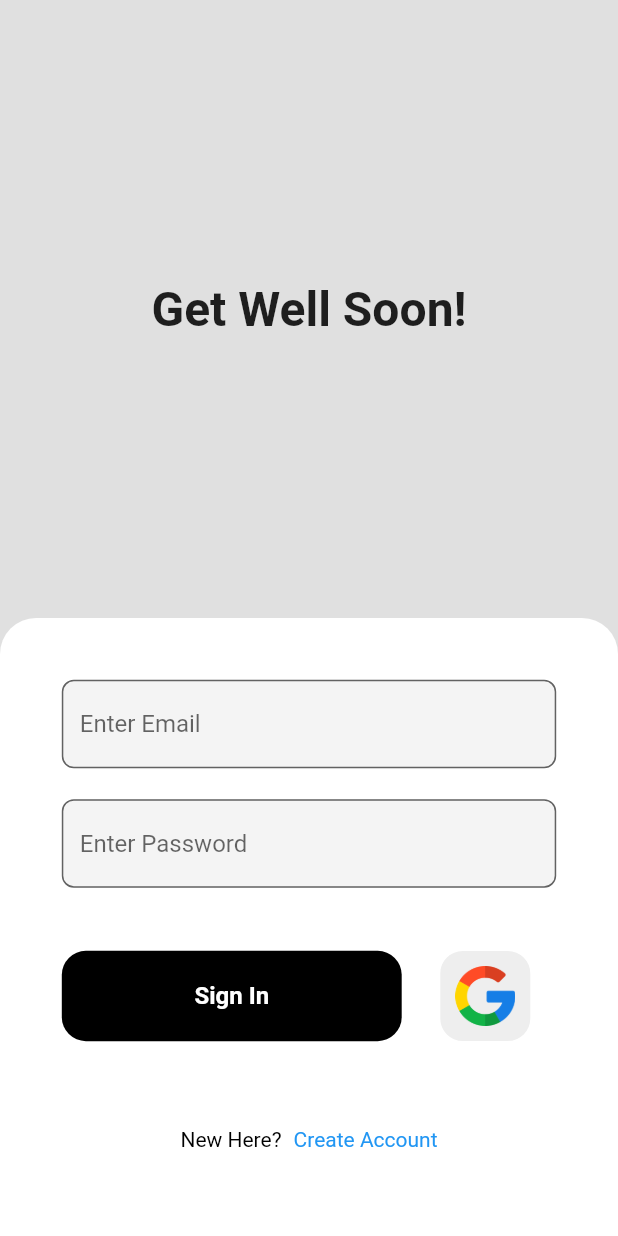
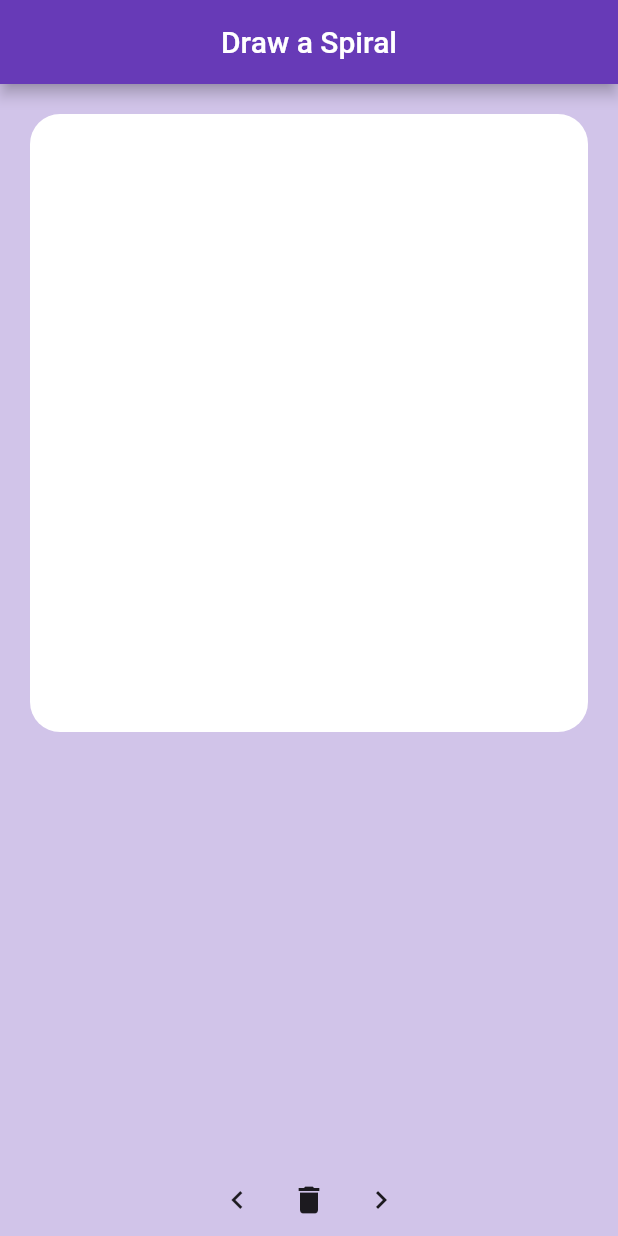
Before and after one commit to AmanSanatan/HeyDoc, a Flutter app: the screen it shows after launch, on a phone screen of 412 x 824 dp. Run offline on Flutter 3.47's test engine with Material 2 defaults, Android fonts, the light colour scheme and no system bars; drawn by our look-alikes of screenshot; our stand-ins replace firebase_auth, firebase_core, firebase_storage, flutter_riverpod, flutter_spinkit, freezed_annotation and 3 more; accounts and stored records are empty.

Commit message:
paint screen finally

```diff
--- a/heydocapp/lib/domain/usecase/post_pic_firebase_usecase.dart
+++ b/heydocapp/lib/domain/usecase/post_pic_firebase_usecase.dart
@@ -3,7 +3,7 @@ import 'dart:io';
 import 'package:firebase_storage/firebase_storage.dart';
 import 'package:flutter_riverpod/flutter_riverpod.dart';
 
-enum PictureType { patientImage }
+enum PictureType { patientImage, spiral, wave }
 
 final postPicFirebaseUseCaseProvider =
     Provider((ref) => PostPicFirebaseUsecase());
--- a/heydocapp/lib/main.dart
+++ b/heydocapp/lib/main.dart
@@ -1,7 +1,7 @@
 import 'package:firebase_core/firebase_core.dart';
 import 'package:flutter/material.dart';
 import 'package:flutter_riverpod/flutter_riverpod.dart';
-import 'package:heydocapp/presentation/login/login_screen.dart';
+import 'package:heydocapp/presentation/painting/paint_screen.dart';
 import 'package:heydocapp/presentation/register/register_screen_vm.dart';
 
 import 'domain/usecase/httppost_patient_usecase.dart';
@@ -55,7 +55,7 @@ class MyApp extends ConsumerWidget {
         // is not restarted.
         primarySwatch: Colors.blue,
       ),
-      home: const LoginScreen(),
+      home: PaintScreen(),
     );
   }
 }
--- /dev/null
+++ b/heydocapp/lib/presentation/painting/components/my_clipper.dart
@@ -0,0 +1,17 @@
+import 'package:flutter/material.dart';
+
+class MyClipper extends CustomClipper<Rect> {
+  double width;
+  double height;
+
+  MyClipper({required this.height, required this.width});
+  @override
+  Rect getClip(Size size) {
+    return Rect.fromLTWH(0, 0, width, height);
+  }
+
+  @override
+  bool shouldReclip(covariant CustomClipper<Rect> oldClipper) {
+    return false;
+  }
+}
--- /dev/null
+++ b/heydocapp/lib/presentation/painting/components/path_custom_painter.dart
@@ -0,0 +1,22 @@
+import 'package:flutter/material.dart';
+
+class PathPainter extends CustomPainter {
+  List<Path> paths;
+  PathPainter({required this.paths});
+  @override
+  void paint(Canvas canvas, Size size) {
+    Paint paint = Paint()
+      ..color = Colors.black
+      ..style = PaintingStyle.stroke
+      ..strokeJoin = StrokeJoin.bevel
+      ..strokeCap = StrokeCap.round
+      ..strokeWidth = 2;
+
+    for (var path in paths) {
+      canvas.drawPath(path, paint);
+    }
+  }
+
+  @override
+  bool shouldRepaint(PathPainter oldDelegate) => true;
+}
--- /dev/null
+++ b/heydocapp/lib/presentation/painting/paint_screen.dart
@@ -0,0 +1,125 @@
+import 'package:flutter/material.dart';
+import 'package:flutter_riverpod/flutter_riverpod.dart';
+import 'package:heydocapp/presentation/painting/paint_screen_vm.dart';
+import 'package:heydocapp/presentation/painting/uitls/page_events.dart';
+import 'package:heydocapp/presentation/painting/uitls/sealed_paint_events.dart';
+import 'package:screenshot/screenshot.dart';
+
+import 'components/my_clipper.dart';
+import 'components/path_custom_painter.dart';
+
+class PaintScreen extends ConsumerWidget {
+  PaintScreen({super.key});
+
+  // List<Path> paths = [];
+  final controller = ScreenshotController();
+
+  @override
+  Widget build(BuildContext context, WidgetRef ref) {
+    final paintScreenVM = ref.watch(paintScreenVMProvider);
+    final height = MediaQuery.of(context).size.height;
+    final width = MediaQuery.of(context).size.width;
+    return Scaffold(
+      appBar: AppBar(
+        centerTitle: true,
+        backgroundColor: Colors.deepPurple,
+        title: paintScreenVM.pageNumber == 0
+            ? const Text("Draw a Spiral")
+            : const Text("Draw a wave"),
+      ),
+      backgroundColor: Colors.deepPurple[100],
+      body: Stack(children: [
+        Screenshot(
+          controller: controller,
+          child: Container(
+            decoration: BoxDecoration(
+              borderRadius: BorderRadius.circular(20),
+              color: Colors.white,
+            ),
+            height: height * 0.5,
+            margin: const EdgeInsets.all(20),
+            width: width,
+            child: GestureDetector(
+              onPanUpdate: (details) {
+                paintScreenVM.paintEventSink
+                    .add(SealedPaintEvents.update(details));
+              },
+              onPanStart: (details) {
+                paintScreenVM.paintEventSink
+                    .add(SealedPaintEvents.start(details));
+              },
+              child: SizedBox.expand(
+                child: RepaintBoundary(
+                  child: ClipRect(
+                    clipper: MyClipper(height: height * 0.5, width: width - 40),
+                    child: StreamBuilder(
+                      stream: paintScreenVM.handlePaintEventStream,
+                      builder: (BuildContext context,
+                          AsyncSnapshot<dynamic> snapshot) {
+                        return CustomPaint(
+                          size: Size.infinite,
+                          painter: PathPainter(
+                              paths:
+                                  snapshot.hasData ? snapshot.data : [Path()]),
+                        );
+                      },
+                    ),
+                  ),
+                ),
+              ),
+            ),
+          ),
+        ),
+        SizedBox.expand(
+          child: Row(
+              mainAxisAlignment: MainAxisAlignment.center,
+              crossAxisAlignment: CrossAxisAlignment.end,
+              children: [
+                IconButton(
+                    onPressed: () async {
+                      if (paintScreenVM.pageNumber == 0) {
+                        final byte = await controller.capture();
+                        paintScreenVM.savedImages.spiralImage = byte;
+                        print(
+                            'spiral img ${paintScreenVM.savedImages.spiralImage}');
+                      } else if (paintScreenVM.pageNumber == 1) {
+                        final byte = await controller.capture();
+                        paintScreenVM.savedImages.waveImage = byte;
+                        print(
+                            'wave img ${paintScreenVM.savedImages.waveImage}');
+                      }
+                      paintScreenVM.pageEventSink
+                          .add(const SealedPageEvents.previous());
+                    },
+                    icon: const Icon(Icons.navigate_before_outlined)),
+                IconButton(
+                    onPressed: () {
+                      paintScreenVM.paintEventSink
+                          .add(const SealedPaintEvents.clear());
+                    },
+                    icon: const Icon(Icons.delete)),
+                IconButton(
+                    onPressed: () async {
+                      if (paintScreenVM.pageNumber == 0) {
+                        final byte = await controller.capture();
+                        paintScreenVM.savedImages.spiralImage = byte;
+                        paintScreenVM.pageEventSink
+                            .add(const SealedPageEvents.next());
+                        print(
+                            'spiral img ${paintScreenVM.savedImages.spiralImage}');
+                      } else if (paintScreenVM.pageNumber == 1) {
+                        final byte = await controller.capture();
+                        paintScreenVM.savedImages.waveImage = byte;
+                        paintScreenVM.pageEventSink
+                            .add(const SealedPageEvents.runModel());
+                        print(
+                            'wave img ${paintScreenVM.savedImages.waveImage}');
+                      }
+                    },
+                    icon: const Icon(Icons.navigate_next_outlined)),
+              ]),
+        ),
+      ]),
+    );
+  }
+}
--- /dev/null
+++ b/heydocapp/lib/presentation/painting/uitls/page_events.dart
@@ -0,0 +1,10 @@
+import 'package:freezed_annotation/freezed_annotation.dart';
+
+part 'page_events.freezed.dart';
+
+@freezed
+class SealedPageEvents with _$SealedPageEvents {
+  const factory SealedPageEvents.next() = NextPageEvent;
+  const factory SealedPageEvents.previous() = PreviousPageEvent;
+  const factory SealedPageEvents.runModel() = RunModelEvent;
+}
--- /dev/null
+++ b/heydocapp/lib/presentation/painting/uitls/sealed_paint_events.dart
@@ -0,0 +1,13 @@
+import 'package:flutter/material.dart';
+import 'package:freezed_annotation/freezed_annotation.dart';
+
+part 'sealed_paint_events.freezed.dart';
+
+@freezed
+class SealedPaintEvents with _$SealedPaintEvents {
+  const factory SealedPaintEvents.update(DragUpdateDetails dragUpdateDetails) =
+      PanUpdateEvent;
+  const factory SealedPaintEvents.start(DragStartDetails dragStartDetails) =
+      PanStartEvent;
+  const factory SealedPaintEvents.clear() = ClearScreenEvent;
+}
--- a/heydocapp/lib/presentation/patient_profile/pat_profile_vm.dart
+++ b/heydocapp/lib/presentation/patient_profile/pat_profile_vm.dart
@@ -5,6 +5,7 @@ import 'dart:io';
 import 'package:flutter/material.dart';
 import 'package:flutter_riverpod/flutter_riverpod.dart';
 import 'package:heydocapp/main.dart';
+import 'package:heydocapp/presentation/login/login_screen.dart';
 import 'package:image_picker/image_picker.dart';
 
 import '../../domain/models/patient_model.dart';
@@ -50,6 +51,10 @@ class PatientProfileVM extends ChangeNotifier {
 
   void logout() {
     _logoutUsecase.logout();
+    navigatorKey.currentState
+        ?.pushReplacement(MaterialPageRoute(builder: (BuildContext context) {
+      return const LoginScreen();
+    }));
   }
 
   void toggleLoadingState() {
--- a/heydocapp/pubspec.yaml
+++ b/heydocapp/pubspec.yaml
@@ -46,6 +46,7 @@ dependencies:
   http: ^0.13.5
   firebase_storage: ^11.1.0
   path_provider: ^2.0.14
+  screenshot: ^1.3.0
 
 
 dev_dependencies:
```
Also changed, not shown: heydocapp/lib/presentation/painting/paint_screen_vm.dart (added, +81 -0 lines), heydocapp/lib/presentation/painting/result_screen.dart (added, +37 -0 lines), heydocapp/lib/presentation/painting/result_screen_vm.dart (added, +57 -0 lines), heydocapp/lib/presentation/painting/saved_images.dart (added, +10 -0 lines), heydocapp/lib/presentation/painting/uitls/page_events.freezed.dart (added), heydocapp/lib/presentation/painting/uitls/sealed_paint_events.freezed.dart (added), heydocapp/pubspec.lock.
